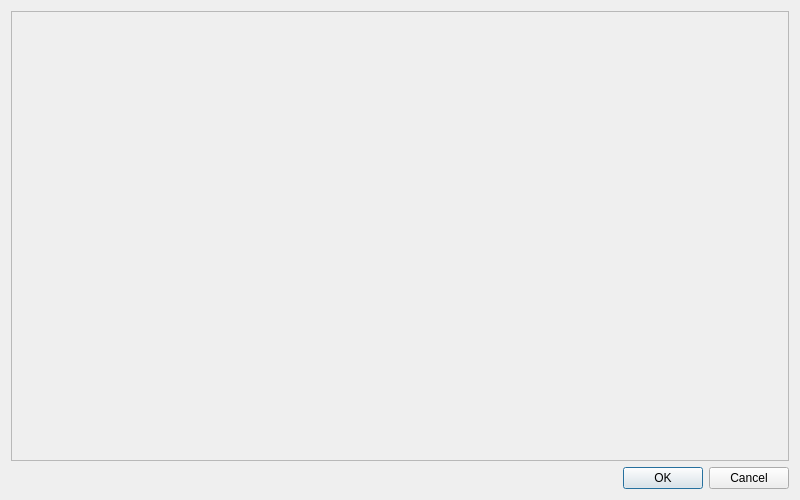
Above: XMLGenerator/AddFieldWindow.ui from praveen-14/XMLGenerator before the change. Below: the same form after it.
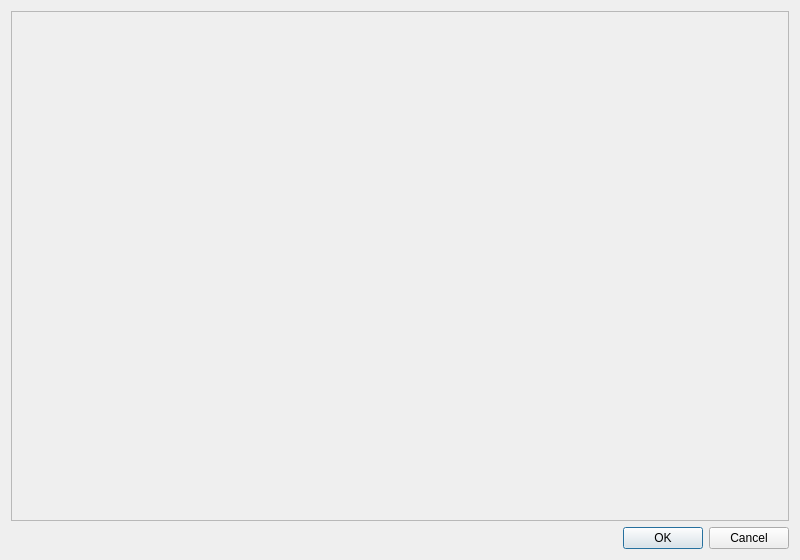
That is the form after the change.

```diff
--- a/XMLGenerator/AddFieldWindow.ui
+++ b/XMLGenerator/AddFieldWindow.ui
@@ -10,7 +10,7 @@
     <x>0</x>
     <y>0</y>
     <width>800</width>
-    <height>500</height>
+    <height>560</height>
    </rect>
   </property>
   <property name="sizePolicy">
@@ -44,7 +44,7 @@
         <x>0</x>
         <y>0</y>
         <width>780</width>
-        <height>453</height>
+        <height>513</height>
        </rect>
       </property>
       <layout class="QGridLayout" name="gridLayout_2">
```
Left out of the diff: 24 changed lines with no effect on the pictures.
